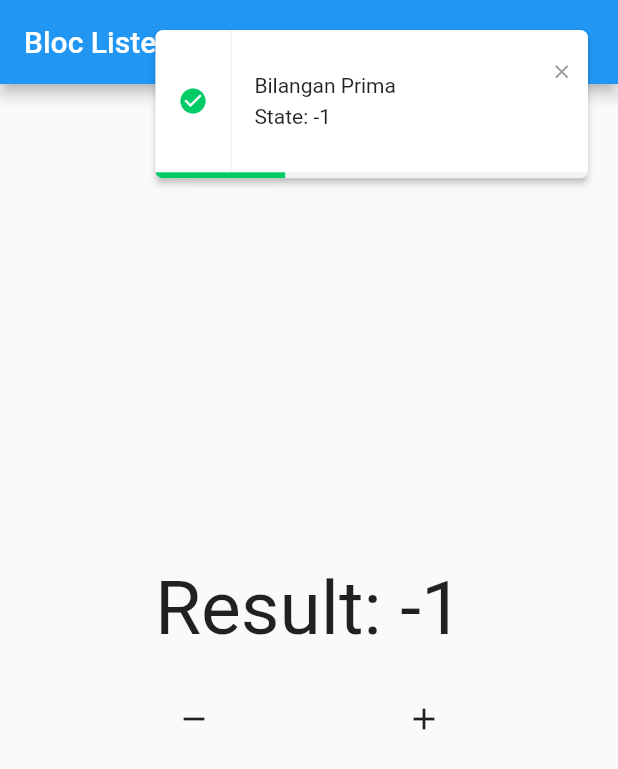
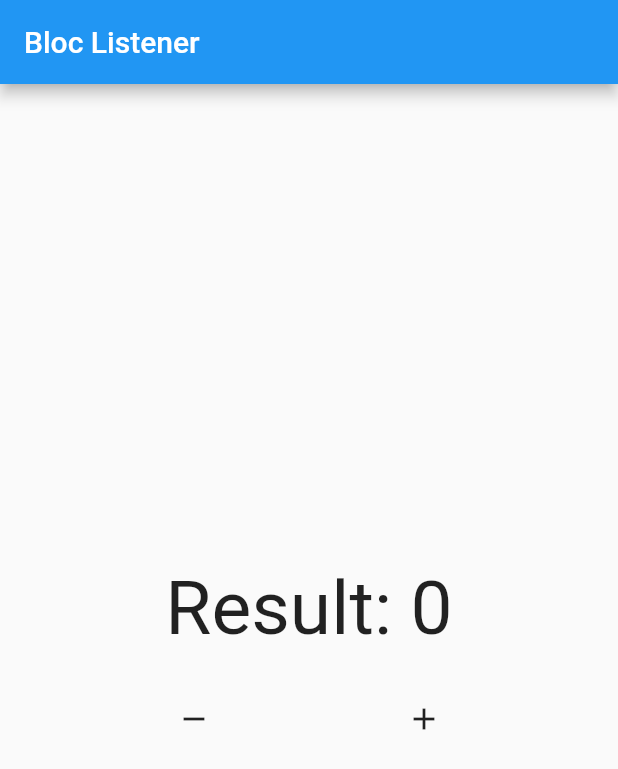
Before and after one commit to dima5fahrul/belajar-bloc, a Flutter app: the screen it shows after launch, after a tap on the "remove" icon, on a phone screen of 412 x 824 dp. Shown: the top 769 px of the screen. Run offline on Flutter 3.47's test engine with Material 2 defaults, Android fonts, the phone set to English and light mode, and no system bars; our stand-ins replace bloc, elegant_notification, flutter_bloc.

Commit message:
bloc: part 6

```diff
--- a/lib/main.dart
+++ b/lib/main.dart
@@ -3,6 +3,7 @@ import 'package:belajar_bloc/part2/cubit.dart';
 import 'package:belajar_bloc/part3/observer_cubit.dart';
 import 'package:belajar_bloc/part4/pages/home_page.dart';
 import 'package:belajar_bloc/part5/pages/home_page.dart';
+import 'package:belajar_bloc/part6/pages/home_page.dart';
 import 'package:flutter/material.dart';
 
 void main() {
@@ -20,7 +21,7 @@ class MyApp extends StatelessWidget {
       theme: ThemeData(
         primarySwatch: Colors.blue,
       ),
-      home: HomePagePart5(),
+      home: HomePagePart6(),
     );
   }
 }
--- /dev/null
+++ b/lib/part6/bloc/counter.dart
@@ -0,0 +1,25 @@
+import 'package:bloc/bloc.dart';
+
+class Counter extends Cubit<int> {
+  Counter({this.initialition = 0}) : super(initialition);
+
+  int initialition;
+
+  void increment() => emit(state + 1);
+
+  void decrement() => emit(state - 1);
+
+  @override
+  void onChange(Change<int> change) {
+    // TODO: implement onChange
+    super.onChange(change);
+    print(change);
+  }
+
+  @override
+  void onError(Object error, StackTrace stackTrace) {
+    // TODO: implement onError
+    super.onError(error, stackTrace);
+    print(error);
+  }
+}
--- /dev/null
+++ b/lib/part6/pages/home_page.dart
@@ -0,0 +1,90 @@
+import 'package:belajar_bloc/part4/bloc/counter.dart';
+import 'package:elegant_notification/elegant_notification.dart';
+import 'package:flutter/material.dart';
+import 'package:flutter/src/widgets/framework.dart';
+import 'package:flutter/src/widgets/placeholder.dart';
+import 'package:flutter_bloc/flutter_bloc.dart';
+
+class HomePagePart6 extends StatelessWidget {
+  Counter counter = Counter();
+
+  @override
+  Widget build(BuildContext context) {
+    return Scaffold(
+      appBar: AppBar(
+        title: const Text('Bloc Listener'),
+      ),
+      body: Center(
+        child: Column(
+          mainAxisAlignment: MainAxisAlignment.center,
+          children: [
+            BlocConsumer<Counter, int>(
+              bloc: counter,
+              buildWhen: (previous, current) {
+                if (current < 2) {
+                  return false;
+                } else if (current == 2) {
+                  return true;
+                } else {
+                  for (var i = 2; i < current; i++) {
+                    if (current % i == 0) {
+                      return false;
+                    }
+                  }
+                  return true;
+                }
+              },
+              builder: (context, state) {
+                return Text(
+                  'Result: $state',
+                  style: const TextStyle(
+                    fontSize: 50,
+                  ),
+                );
+              },
+              listener: (context, state) {
+                if (state >= 2) {
+                  ElegantNotification.success(
+                    title: const Text('Bilangan Prima'),
+                    description: Text('State: $state'),
+                  ).show(context);
+                }
+              },
+              listenWhen: (previous, current) {
+                if (current == 1) {
+                  return false;
+                } else if (current == 2) {
+                  return true;
+                } else {
+                  for (var i = 2; i < current; i++) {
+                    if (current % i == 0) {
+                      return false;
+                    }
+                  }
+                  return true;
+                }
+              },
+            ),
+            const SizedBox(
+              height: 20,
+            ),
+            Row(mainAxisAlignment: MainAxisAlignment.spaceEvenly, children: [
+              IconButton(
+                onPressed: () {
+                  counter.decrement();
+                },
+                icon: const Icon(Icons.remove),
+              ),
+              IconButton(
+                onPressed: () {
+                  counter.increment();
+                },
+                icon: const Icon(Icons.add),
+              ),
+            ])
+          ],
+        ),
+      ),
+    );
+  }
+}
```
